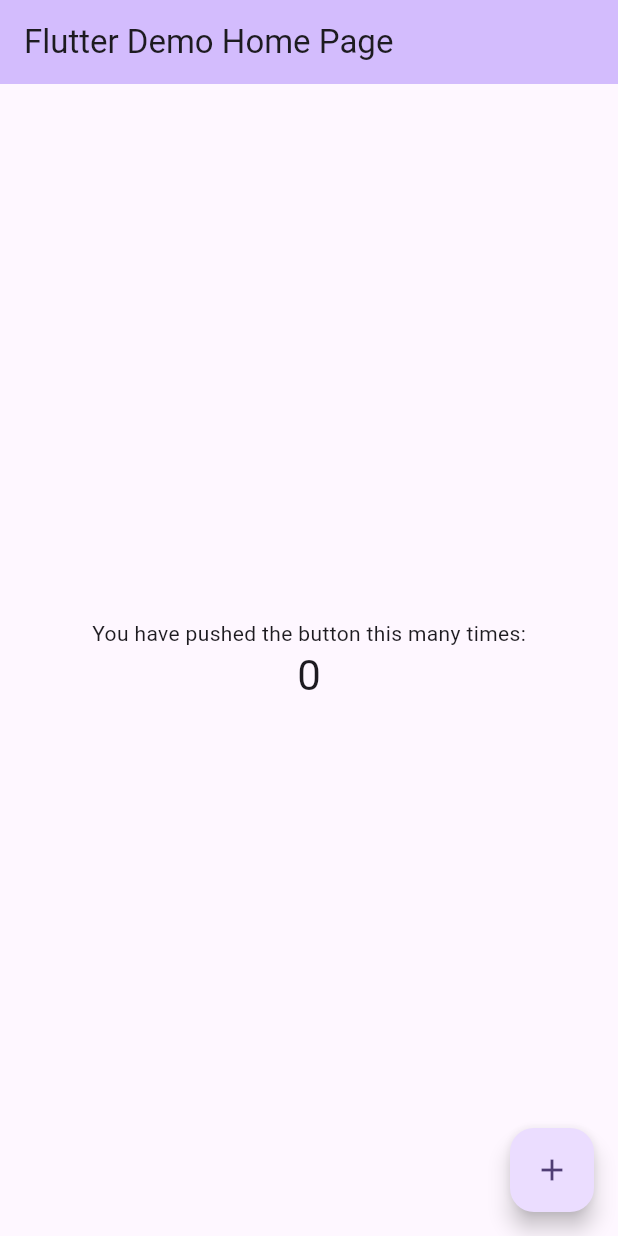
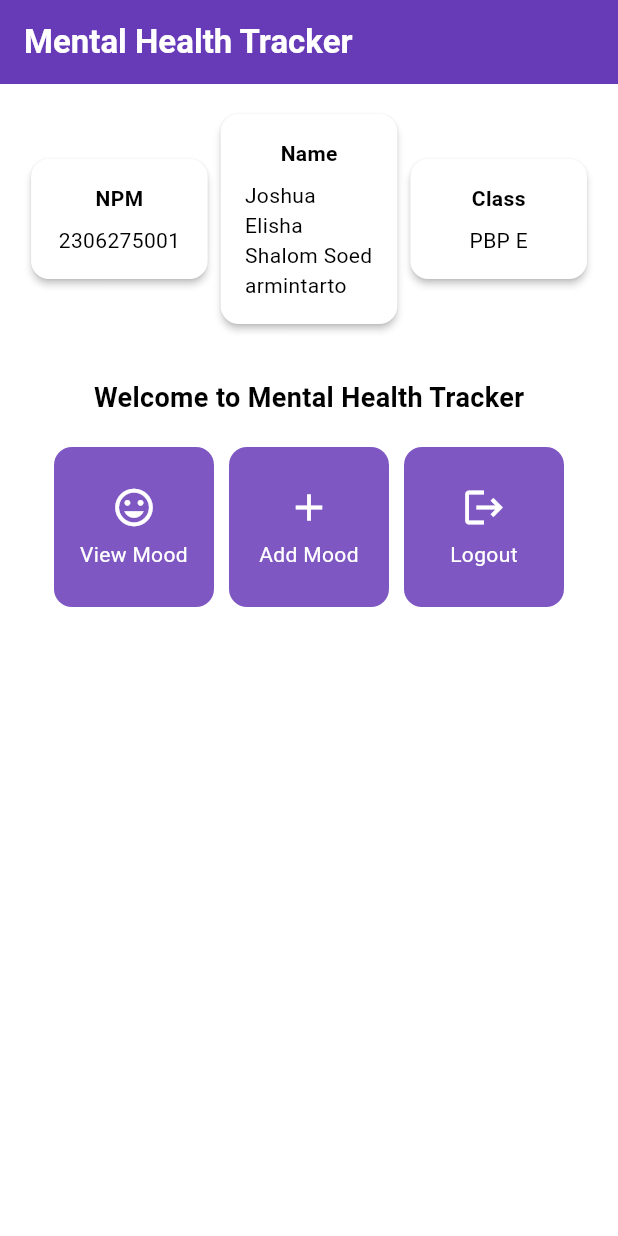
Before and after one commit to greencrabby/mental-health-tracker-mobile, a Flutter app: the screen it shows after launch, on a phone screen of 412 x 824 dp. Run offline on Flutter 3.47's test engine with Material 3 defaults, Android fonts, the phone set to English and light mode, and no system bars.

Commit message:
finished tutorial 6

```diff
--- a/lib/main.dart
+++ b/lib/main.dart
@@ -1,4 +1,5 @@
 import 'package:flutter/material.dart';
+import 'package:mental_health_tracker/menu.dart';
 
 void main() {
   runApp(const MyApp());
@@ -28,98 +29,11 @@ class MyApp extends StatelessWidget {
         //
         // This works for code too, not just values: Most code changes can be
         // tested with just a hot reload.
-        colorScheme: ColorScheme.fromSeed(seedColor: Colors.deepPurple),
-        useMaterial3: true,
+        colorScheme: ColorScheme.fromSwatch(
+              primarySwatch: Colors.deepPurple,
+        ).copyWith(secondary: Colors.deepPurple[400]),
       ),
-      home: const MyHomePage(title: 'Flutter Demo Home Page'),
+      home: MyHomePage(),
     );
   }
 }
-
-class MyHomePage extends StatefulWidget {
-  const MyHomePage({super.key, required this.title});
-
-  // This widget is the home page of your application. It is stateful, meaning
-  // that it has a State object (defined below) that contains fields that affect
-  // how it looks.
-
-  // This class is the configuration for the state. It holds the values (in this
-  // case the title) provided by the parent (in this case the App widget) and
-  // used by the build method of the State. Fields in a Widget subclass are
-  // always marked "final".
-
-  final String title;
-
-  @override
-  State<MyHomePage> createState() => _MyHomePageState();
-}
-
-class _MyHomePageState extends State<MyHomePage> {
-  int _counter = 0;
-
-  void _incrementCounter() {
-    setState(() {
-      // This call to setState tells the Flutter framework that something has
-      // changed in this State, which causes it to rerun the build method below
-      // so that the display can reflect the updated values. If we changed
-      // _counter without calling setState(), then the build method would not be
-      // called again, and so nothing would appear to happen.
-      _counter++;
-    });
-  }
-
-  @override
-  Widget build(BuildContext context) {
-    // This method is rerun every time setState is called, for instance as done
-    // by the _incrementCounter method above.
-    //
-    // The Flutter framework has been optimized to make rerunning build methods
-    // fast, so that you can just rebuild anything that needs updating rather
-    // than having to individually change instances of widgets.
-    return Scaffold(
-      appBar: AppBar(
-        // TRY THIS: Try changing the color here to a specific color (to
-        // Colors.amber, perhaps?) and trigger a hot reload to see the AppBar
-        // change color while the other colors stay the same.
-        backgroundColor: Theme.of(context).colorScheme.inversePrimary,
-        // Here we take the value from the MyHomePage object that was created by
-        // the App.build method, and use it to set our appbar title.
-        title: Text(widget.title),
-      ),
-      body: Center(
-        // Center is a layout widget. It takes a single child and positions it
-        // in the middle of the parent.
-        child: Column(
-          // Column is also a layout widget. It takes a list of children and
-          // arranges them vertically. By default, it sizes itself to fit its
-          // children horizontally, and tries to be as tall as its parent.
-          //
-          // Column has various properties to control how it sizes itself and
-          // how it positions its children. Here we use mainAxisAlignment to
-          // center the children vertically; the main axis here is the vertical
-          // axis because Columns are vertical (the cross axis would be
-          // horizontal).
-          //
-          // TRY THIS: Invoke "debug painting" (choose the "Toggle Debug Paint"
-          // action in the IDE, or press "p" in the console), to see the
-          // wireframe for each widget.
-          mainAxisAlignment: MainAxisAlignment.center,
-          children: <Widget>[
-            const Text(
-              'You have pushed the button this many times:',
-            ),
-            Text(
-              '$_counter',
-              style: Theme.of(context).textTheme.headlineMedium,
-            ),
-          ],
-        ),
-      ),
-      floatingActionButton: FloatingActionButton(
-        onPressed: _incrementCounter,
-        tooltip: 'Increment',
-        child: const Icon(Icons.add),
-      ), // This trailing comma makes auto-formatting nicer for build methods.
-    );
-  }
-}
--- /dev/null
+++ b/lib/menu.dart
@@ -0,0 +1,187 @@
+import 'package:flutter/material.dart';
+
+class MyHomePage extends StatelessWidget {
+  final String npm = '2306275001'; // NPM
+  final String name = 'Joshua Elisha Shalom Soedarmintarto'; // Name
+  final String className = 'PBP E'; // Class
+
+  final List<ItemHomepage> items = [
+      ItemHomepage("View Mood", Icons.mood),
+      ItemHomepage("Add Mood", Icons.add),
+      ItemHomepage("Logout", Icons.logout),
+  ];
+
+  MyHomePage({super.key});
+
+  @override
+  Widget build(BuildContext context) {
+    // Scaffold provides the basic structure of the page with the AppBar and body.
+    return Scaffold(
+      // AppBar is the top part of the page that displays the title.
+      appBar: AppBar(
+        // The title of the application "Mental Health Tracker" with white text and bold font.
+        title: const Text(
+          'Mental Health Tracker',
+          style: TextStyle(
+            color: Colors.white,
+            fontWeight: FontWeight.bold,
+          ),
+        ),
+        // The background color of the AppBar is obtained from the application theme color scheme.
+        backgroundColor: Theme.of(context).colorScheme.primary,
+      ),
+      // Body of the page with paddings around it.
+      body: Padding(
+        padding: const EdgeInsets.all(16.0),
+        // Place the widget vertically in a column.
+        child: Column(
+          crossAxisAlignment: CrossAxisAlignment.center,
+          children: [
+            // Row to display 3 InfoCard horizontally.
+            Row(
+              mainAxisAlignment: MainAxisAlignment.spaceEvenly,
+              children: [
+                InfoCard(title: 'NPM', content: npm),
+                InfoCard(title: 'Name', content: name),
+                InfoCard(title: 'Class', content: className),
+              ],
+            ),
+
+            // Give a vertical space of 16 units.
+            const SizedBox(height: 16.0),
+
+            // Place the following widget in the center of the page.
+            Center(
+              child: Column(
+                // Place the text and grid item vertically.
+
+                children: [
+                  // Display the welcome message with bold font and size 18.
+                  const Padding(
+                    padding: EdgeInsets.only(top: 16.0),
+                    child: Text(
+                      'Welcome to Mental Health Tracker',
+                      style: TextStyle(
+                        fontWeight: FontWeight.bold,
+                        fontSize: 18.0,
+                      ),
+                    ),
+                  ),
+
+                  // Grid to display ItemCard in a 3 column grid.
+                  GridView.count(
+                    primary: true,
+                    padding: const EdgeInsets.all(20),
+                    crossAxisSpacing: 10,
+                    mainAxisSpacing: 10,
+                    crossAxisCount: 3,
+                    // To ensure that the grid fits its height.
+                    shrinkWrap: true,
+
+                    // Display ItemCard for each item in the items list.
+                    children: items.map((ItemHomepage item) {
+                      return ItemCard(item);
+                    }).toList(),
+                  ),
+                ],
+              ),
+            ),
+          ],
+        ),
+      ),
+    );
+  }
+}
+
+class ItemHomepage {
+    final String name;
+    final IconData icon;
+
+    ItemHomepage(this.name, this.icon);
+}
+
+class InfoCard extends StatelessWidget {
+  // Card information that displays the title and content.
+
+  final String title;  // Card title.
+  final String content;  // Card content.
+
+  const InfoCard({super.key, required this.title, required this.content});
+
+  @override
+  Widget build(BuildContext context) {
+    return Card(
+      // Create a card box with a shadow.
+      elevation: 2.0,
+      child: Container(
+        // Set the size and spacing within the card.
+        width: MediaQuery.of(context).size.width / 3.5, // Adjust with the width of the device used.
+        padding: const EdgeInsets.all(16.0),
+        // Place the title and content vertically.
+        child: Column(
+          children: [
+            Text(
+              title,
+              style: const TextStyle(fontWeight: FontWeight.bold),
+            ),
+            const SizedBox(height: 8.0),
+            Text(content),
+          ],
+        ),
+      ),
+    );
+  }
+}
+
+class ItemCard extends StatelessWidget {
+  // Display the card with an icon and name.
+
+  final ItemHomepage item;
+
+  const ItemCard(this.item, {super.key});
+
+  @override
+  Widget build(BuildContext context) {
+    return Material(
+      // Specify the background color of the application theme.
+      color: Theme.of(context).colorScheme.secondary,
+      // Round the card border.
+      borderRadius: BorderRadius.circular(12),
+
+      child: InkWell(
+        // Action when the card is pressed.
+        onTap: () {
+          // Display the SnackBar message when the card is pressed.
+          ScaffoldMessenger.of(context)
+            ..hideCurrentSnackBar()
+            ..showSnackBar(
+              SnackBar(content: Text("You have pressed the ${item.name} button!"))
+            );
+        },
+        // Container to store the Icon and Text
+        child: Container(
+          padding: const EdgeInsets.all(8),
+          child: Center(
+            child: Column(
+              // Place the Icon and Text in the center of the card.
+              mainAxisAlignment: MainAxisAlignment.center,
+              children: [
+                Icon(
+                  item.icon,
+                  color: Colors.white,
+                  size: 30.0,
+                ),
+                const Padding(padding: EdgeInsets.all(3)),
+                Text(
+                  item.name,
+                  textAlign: TextAlign.center,
+                  style: const TextStyle(color: Colors.white),
+                ),
+              ],
+            ),
+          ),
+        ),
+      ),
+    );
+  }
+}
```
